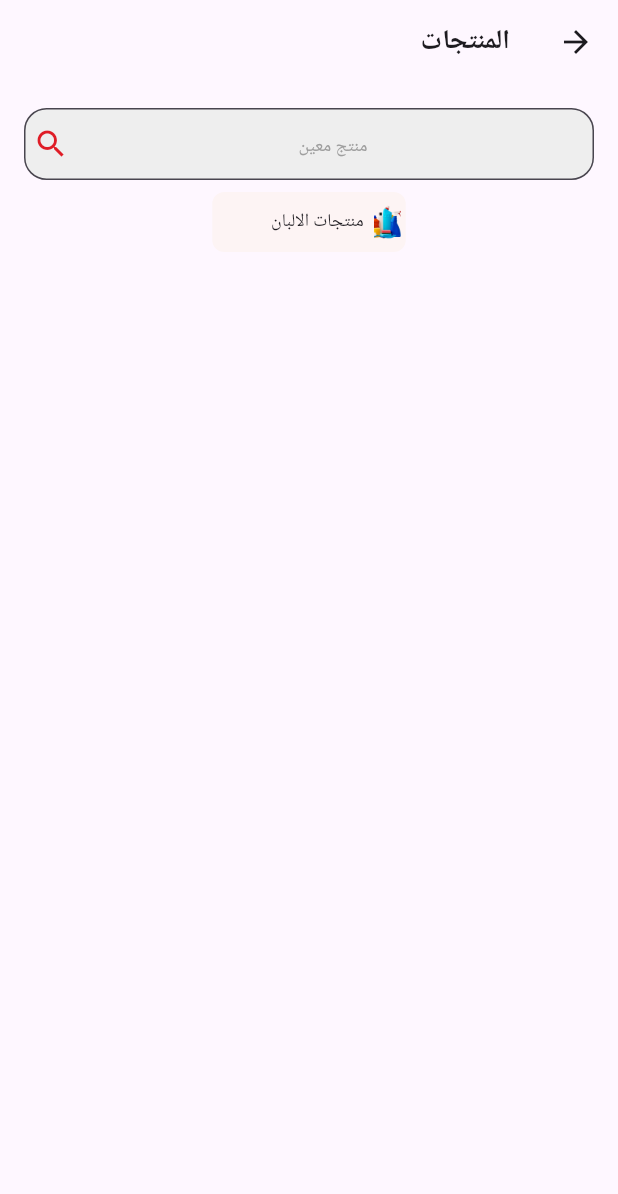
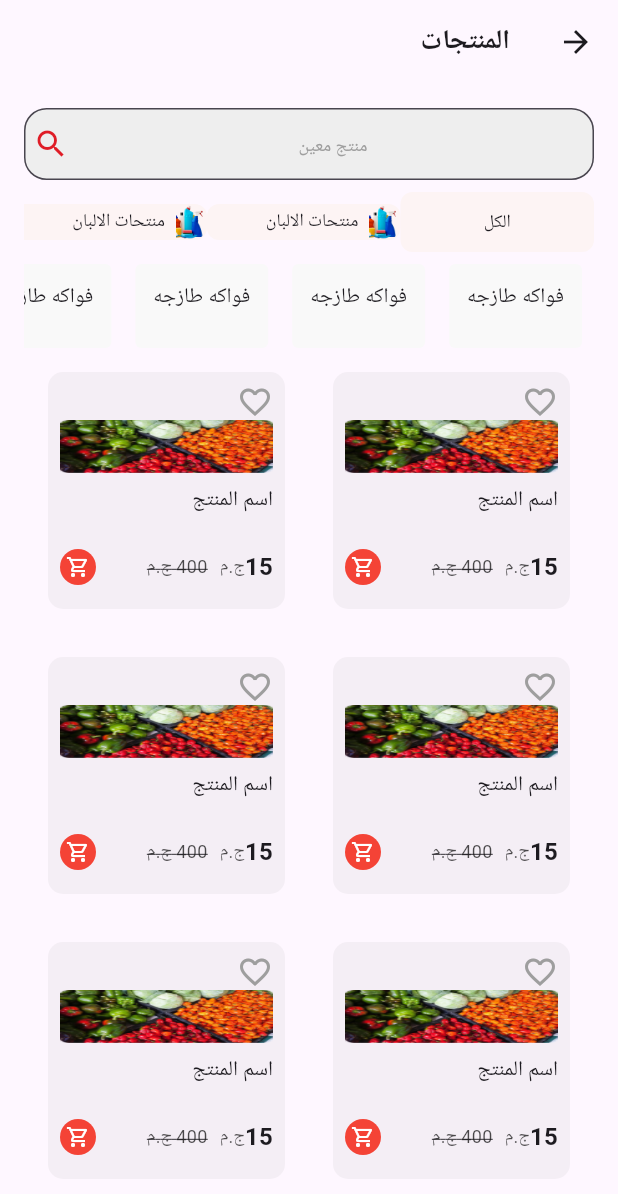
Before and after one commit to ahmedabdelhaliem/circle_app, a Flutter app: the screen it shows after launch, on a phone screen of 412 x 824 dp. Shown: the top 1194 px of the screen. Run offline on Flutter 3.47's test engine with Material 3 defaults, Android fonts, the phone set to English and light mode, and no system bars; our stand-ins replace bloc, easy_localization, firebase_auth, firebase_core, flutter_bloc, font_awesome_flutter and 3 more; accounts and stored records are empty; Roboto replaces fonts that are missing (fonts/alfont_com_Madani-Arabic-Regular.ttf).

Commit message:
create product folder

```diff
--- a/lib/core/utils/App_router.dart
+++ b/lib/core/utils/App_router.dart
@@ -3,6 +3,7 @@ import 'package:circle/feature/home/presentation/views/home_view.dart';
 import 'package:circle/feature/loggin/presentation/views/loggin_view.dart';
 import 'package:circle/feature/loggin/presentation/views/otp_view.dart';
 import 'package:circle/feature/loggin/presentation/views/sing_up_view.dart';
+import 'package:circle/feature/products/presentation/view/details_product.dart';
 import 'package:circle/feature/products/presentation/view/productes_view.dart';
 import 'package:circle/feature/profile/presentation/view/profile_view.dart';
 import 'package:circle/feature/splash/presentation/views/splash_view.dart';
@@ -17,6 +18,7 @@ abstract class AppRouter {
   static const kProfile = '/Profile';
   static const kCategory = '/kCategory';
   static const kProductesView = '/kProductesView';
+  static const kDetailsProduct = '/kDetailsProduct';
   static final GoRouter router = GoRouter(routes: <RouteBase>[
     GoRoute(
       path: '/',
@@ -40,6 +42,12 @@ abstract class AppRouter {
       path: kHomeView,
       builder: (BuildContext context, GoRouterState state) {
         return const HomeView();
+      },
+    ),
+    GoRoute(
+      path: kDetailsProduct,
+      builder: (BuildContext context, GoRouterState state) {
+        return const DetailsProduct();
       },
     ),
     GoRoute(
--- a/lib/core/utils/assets.dart
+++ b/lib/core/utils/assets.dart
@@ -19,4 +19,6 @@ class Assets {
   static const delete = 'assets/images/delete.png';
   static const categories = 'assets/images/categories.png';
   static const tools = 'assets/images/Rectangle 1547 (6).png';
+  static const product =
+      'assets/images/png-clipart-coffee-cup-cafe-cappuccino-espresso-coffee-lid-coffee.png';
 }
--- /dev/null
+++ b/lib/feature/products/presentation/view/details_product.dart
@@ -0,0 +1,20 @@
+import 'package:circle/core/utils/styles.dart';
+import 'package:circle/feature/products/presentation/view/widgets/details_product_body.dart';
+import 'package:flutter/material.dart';
+
+class DetailsProduct extends StatelessWidget {
+  const DetailsProduct({super.key});
+
+  @override
+  Widget build(BuildContext context) {
+    return Scaffold(
+      appBar: AppBar(
+        title: const Text(
+          'تفاصيل المنتج',
+          style: Styles.textStyle18,
+        ),
+      ),
+      body: const DetailsProductBody(),
+    );
+  }
+}
--- /dev/null
+++ b/lib/feature/products/presentation/view/widgets/List_View_des_product.dart
@@ -0,0 +1,23 @@
+import 'package:circle/feature/products/presentation/view/widgets/des_product.dart';
+import 'package:flutter/material.dart';
+
+class ListViewDesProduct extends StatelessWidget {
+  const ListViewDesProduct({super.key});
+
+  @override
+  Widget build(BuildContext context) {
+    return SizedBox(
+      height: 56,
+      child: ListView.builder(
+        scrollDirection: Axis.horizontal,
+        itemCount: 10,
+        itemBuilder: (BuildContext context, int index) {
+          return const Padding(
+            padding: EdgeInsets.symmetric(horizontal: 8),
+            child: DescrapitionProduct(),
+          );
+        },
+      ),
+    );
+  }
+}
--- /dev/null
+++ b/lib/feature/products/presentation/view/widgets/category_section.dart
@@ -0,0 +1,115 @@
+import 'package:circle/core/utils/App_router.dart';
+import 'package:circle/core/utils/assets.dart';
+import 'package:circle/core/utils/styles.dart';
+import 'package:flutter/material.dart';
+import 'package:go_router/go_router.dart';
+
+class CategorySectionProduct extends StatelessWidget {
+  const CategorySectionProduct({super.key});
+
+  @override
+  Widget build(BuildContext context) {
+    return Padding(
+      padding: const EdgeInsets.symmetric(horizontal: 16, vertical: 16),
+      child: GestureDetector(
+        onTap: () {
+          GoRouter.of(context).push(AppRouter.kDetailsProduct);
+        },
+        child: Container(
+          height: 191,
+          decoration: BoxDecoration(
+            color: Colors.grey.withOpacity(0.1), // لون الخلفية الرمادي الشفاف
+            borderRadius: BorderRadius.circular(10),
+          ),
+          width: 167,
+          child: Padding(
+            padding: const EdgeInsets.symmetric(horizontal: 8, vertical: 8),
+            child: Column(
+              crossAxisAlignment: CrossAxisAlignment.start,
+              children: [
+                const Row(
+                  children: [
+                    Icon(
+                      Icons.favorite_border, // أيقونة القلب
+                      color: Colors.grey, // لون الأيقونة
+                    ),
+                  ],
+                ),
+                Expanded(
+                  flex: 2,
+                  child: Image.asset(
+                    Assets.show, // تأكد من مسار الصورة الصحيح
+                    width: 150,
+                    height: 105,
+                    fit: BoxFit.fill,
+                  ),
+                ),
+                const SizedBox(
+                  height: 8,
+                ),
+                const Align(
+                  alignment: Alignment.centerRight,
+                  child: Text(
+                    'اسم المنتج', // اسم المنتج
+                    style: Styles.textStyle14,
+                  ),
+                ),
+                const SizedBox(height: 4),
+                const Spacer(),
+                Row(
+                  children: [
+                    const Text(
+                      '15', // السعر
+                      style: Styles.textStyle16,
+                    ),
+                    Text(
+                      'ج.م', // السعر
+                      style: Styles.textStyle12.copyWith(
+                        color: Colors.black.withOpacity(.7),
+                      ),
+                    ),
+                    const SizedBox(
+                      width: 8,
+                    ),
+                    Text(
+                      '400 ج.م ', // السعر
+                      style: Styles.textStyle12.copyWith(
+                        color: Colors.black.withOpacity(.7),
+                        decoration:
+                            TextDecoration.lineThrough, // إضافة خط فوق النص
+                      ),
+                    ),
+                    const Spacer(),
+                    Container(
+                      height: 24,
+                      width: 24,
+                      decoration: const BoxDecoration(
+                        color: Colors.red, // لون الخلفية
+                        shape: BoxShape.circle, // جعل الحاوية دائرية
+                      ),
+                      child: IconButton(
+                        padding:
+                            EdgeInsets.zero, // لإزالة المسافات حول الأيقونة
+                        iconSize: 16, // حجم الأيقونة
+                        onPressed: () {
+                          // يمكنك إضافة وظيفة هنا لإضافة المنتج إلى السلة
+                        },
+                        icon: const Icon(
+                          Icons.shopping_cart_outlined, // أيقونة السلة
+                          color: Colors.white, // لون الأيقونة داخل الزر
+                        ),
+                      ),
+                    ),
+                  ],
+                ),
+                const SizedBox(
+                  height: 8,
+                )
+              ],
+            ),
+          ),
+        ),
+      ),
+    );
+  }
+}
--- /dev/null
+++ b/lib/feature/products/presentation/view/widgets/des_product.dart
@@ -0,0 +1,18 @@
+import 'package:flutter/material.dart';
+
+class DescrapitionProduct extends StatelessWidget {
+  const DescrapitionProduct({super.key, this.text});
+  final String? text;
+  @override
+  Widget build(BuildContext context) {
+    return Container(
+      height: 56,
+      padding: const EdgeInsets.all(12),
+      decoration: BoxDecoration(
+        color: const Color(0xffF9F9F9),
+        borderRadius: BorderRadius.circular(4),
+      ),
+      child: const Text('فواكه طازجه'),
+    );
+  }
+}
--- /dev/null
+++ b/lib/feature/products/presentation/view/widgets/details_product_body.dart
@@ -0,0 +1,51 @@
+import 'package:circle/constant.dart';
+import 'package:circle/core/utils/assets.dart';
+import 'package:circle/core/utils/styles.dart';
+import 'package:flutter/material.dart';
+
+class DetailsProductBody extends StatelessWidget {
+  const DetailsProductBody({super.key});
+
+  @override
+  Widget build(BuildContext context) {
+    return Padding(
+      padding: const EdgeInsets.symmetric(horizontal: 16, vertical: 16),
+      child: Column(
+        crossAxisAlignment: CrossAxisAlignment.center,
+        children: [
+          Image.asset(
+            Assets.product,
+            height: 243,
+            width: 343,
+          ),
+          const SizedBox(height: 16),
+          Row(children: [
+            Text(
+              'جمبري',
+              style: Styles.textStyle18.copyWith(color: kRed),
+            ),
+            const Spacer(),
+            const Icon(
+              Icons.favorite_border, // أيقونة القلب
+              color: Colors.grey, // لون الأيقونة
+            ),
+          ]),
+          // مسافة بين الصورة والنص
+          const Center(
+            // لتوسيع النص في المنتصف
+            child: Column(
+              children: [
+                Text(
+                  'مصدر للفيتامينات والمعادن: الجمبري يحتوي على مجموعة متنوعة من الفيتامينات والمعادن، مثل فيتامين B12 والنياسين والفوسفور والسيلينيوم واليود.',
+                  textAlign: TextAlign.center, // لجعل الوصف في المنتصف
+                  softWrap: true,
+                  style: Styles.textStyle12,
+                ),
+              ],
+            ),
+          ),
+        ],
+      ),
+    );
+  }
+}
--- /dev/null
+++ b/lib/feature/products/presentation/view/widgets/element_product_grad_view.dart
@@ -0,0 +1,24 @@
+import 'package:circle/feature/products/presentation/view/widgets/category_section.dart';
+import 'package:flutter/material.dart';
+
+class ElementProductGradView extends StatelessWidget {
+  const ElementProductGradView({super.key});
+
+  @override
+  Widget build(BuildContext context) {
+    return SizedBox(
+      height: MediaQuery.of(context).size.height * 2,
+      child: GridView.builder(
+        itemCount: 60,
+        scrollDirection: Axis.vertical,
+        gridDelegate: const SliverGridDelegateWithFixedCrossAxisCount(
+          crossAxisCount: 2,
+          // لضبط نسبة العرض إلى الارتفاع
+        ),
+        itemBuilder: (BuildContext context, int index) {
+          return const CategorySectionProduct();
+        },
+      ),
+    );
+  }
+}
--- a/lib/feature/products/presentation/view/widgets/list_view_all_products.dart
+++ b/lib/feature/products/presentation/view/widgets/list_view_all_products.dart
@@ -7,9 +7,13 @@ class ListViewAllProducts extends StatelessWidget {
 
   @override
   Widget build(BuildContext context) {
-    return ListView.builder(
-      itemCount: 4,
+    return SizedBox(
+      height: 56,
+      child: ListView.builder(
+        itemCount: 5,
+        scrollDirection: Axis.horizontal,
         itemBuilder: (BuildContext context, int index) {
+          if (index == 0) {
             return Padding(
                 padding: const EdgeInsets.symmetric(vertical: 8),
                 child: Container(
@@ -19,19 +23,18 @@ class ListViewAllProducts extends StatelessWidget {
                       borderRadius: BorderRadius.circular(8),
                       color: const Color(0xffFDF4F4),
                     ),
-            child: index == 0
-                ? const Center(
+                    child: const Center(
                       child: Text(
                         'الكل',
                         style: Styles.textStyle12,
                       ),
-                  )
-                : const AllProductes(
-                    text: 'AllProductes',
+                    )));
+          }
+          return const Padding(
+              padding: EdgeInsets.symmetric(vertical: 8),
+              child: AllProductes(text: 'منتحات الالبان'));
+        },
       ),
-          ),
-        );
-      },
     );
   }
 }
--- a/lib/feature/products/presentation/view/widgets/productes_view_body.dart
+++ b/lib/feature/products/presentation/view/widgets/productes_view_body.dart
@@ -1,5 +1,8 @@
-import 'package:circle/feature/products/presentation/view/widgets/all_productes.dart';
+import 'package:circle/feature/products/presentation/view/widgets/List_View_des_product.dart';
+import 'package:circle/feature/products/presentation/view/widgets/category_section.dart';
 import 'package:circle/feature/products/presentation/view/widgets/custom_search_text_feild.dart';
+import 'package:circle/feature/products/presentation/view/widgets/element_product_grad_view.dart';
+import 'package:circle/feature/products/presentation/view/widgets/list_view_all_products.dart';
 import 'package:flutter/material.dart';
 
 class ProductesViewBody extends StatelessWidget {
@@ -7,14 +10,15 @@ class ProductesViewBody extends StatelessWidget {
 
   @override
   Widget build(BuildContext context) {
-    return const Padding(
-      padding: EdgeInsets.symmetric(horizontal: 16, vertical: 16),
-      child: Column(
-        children: [
+    return Padding(
+      padding: const EdgeInsets.symmetric(horizontal: 16, vertical: 16),
+      child: ListView(
+        children: const [
           CustomSearchTextFeild(),
-          AllProductes(
-            text: 'منتجات الالبان',
-          )
+          ListViewAllProducts(),
+          ListViewDesProduct(),
+          Spacer(),
+          ElementProductGradView()
         ],
       ),
     );
```
Also changed, not shown: assets/images/png-clipart-coffee-cup-cafe-cappuccino-espresso-coffee-lid-coffee.png (added). Lines whose indentation alone changed are shown as unchanged.
